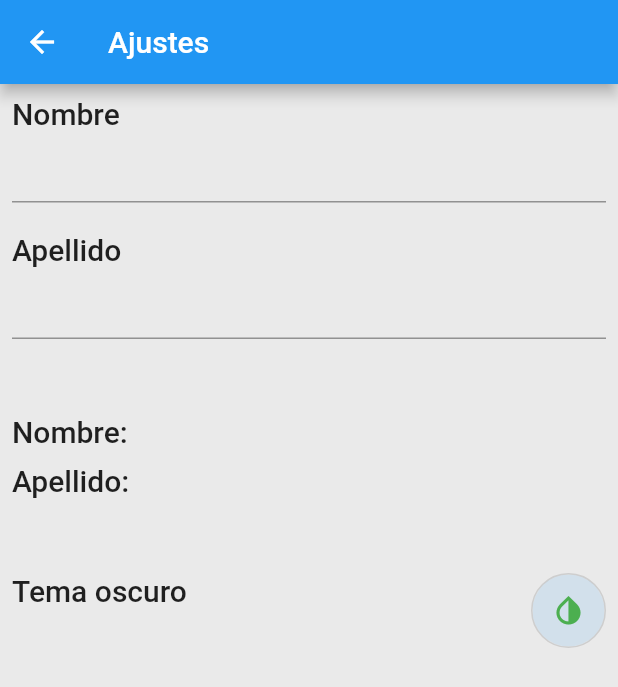
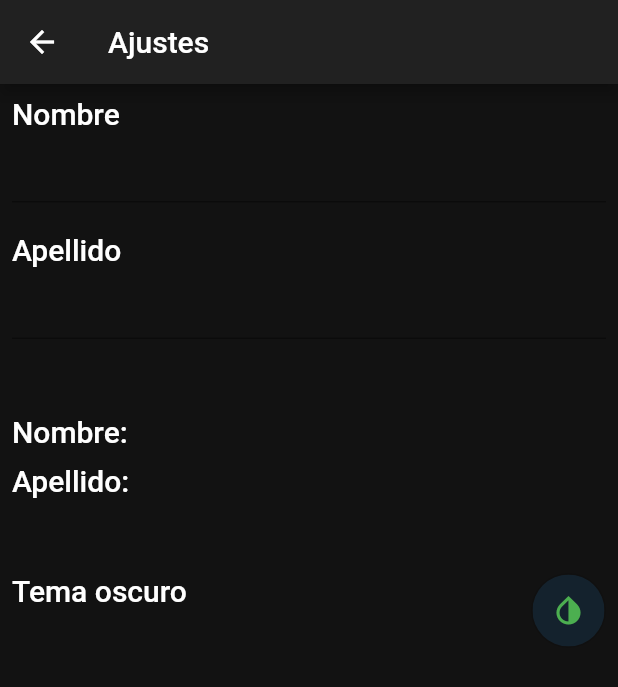
Before and after one commit to armandherz/02-kata-state-managment-getx, a Flutter app: the SettingsPage screen opened directly, after a tap on the "invert colors on" icon, on a phone screen of 412 x 824 dp. Shown: the top 687 px of the screen. Run offline on Flutter 3.47's test engine with Material 2 defaults, Android fonts, the phone set to English and light mode, and no system bars; our stand-ins replace get.

Commit message:
Using getx state managment

```diff
--- a/lib/src/stateControllers/settings_getx.dart
+++ b/lib/src/stateControllers/settings_getx.dart
@@ -1,3 +1,16 @@
+import 'package:get/get.dart';
 import 'package:get/get_state_manager/src/simple/get_controllers.dart';
 
-class SettingsGetx extends GetxController {}
+class SettingsGetx extends GetxController {
+  RxString _name = "".obs;
+  RxString _lastName = "".obs;
+  RxBool _changeTheme = false.obs;
+
+  String get name => _name.value;
+  String get lastName => _lastName.value;
+  bool get theme => _changeTheme.value;
+
+  set setName(String d) => _name.value = d;
+  set setLastName(String d) => _lastName.value = d;
+  set setTheme(bool d) => _changeTheme.value = d;
+}
--- a/lib/src/themes/my_themes.dart
+++ b/lib/src/themes/my_themes.dart
@@ -5,8 +5,10 @@ class MyThemes {
         appBarTheme: AppBarTheme(color: Color(0xff212121)),
         cardColor: Color(0xff424242),
         backgroundColor: Color(0xff121212),
+        textTheme: TextTheme(headline6: TextStyle(color: Colors.white)),
       );
   ThemeData light() => ThemeData(
         backgroundColor: Color(0xffeaeaea),
+        textTheme: TextTheme(headline6: TextStyle(color: Colors.black)),
       );
 }
--- a/lib/ui/pages/settings_page.dart
+++ b/lib/ui/pages/settings_page.dart
@@ -1,8 +1,10 @@
 import 'package:flutter/material.dart';
 import 'package:get/get.dart';
+import 'package:state_managment_getx_practice/src/stateControllers/settings_getx.dart';
 import 'package:state_managment_getx_practice/src/themes/my_themes.dart';
 
 class SettingsPage extends StatelessWidget {
+  final settinsCtrl = Get.put(SettingsGetx(), permanent: true);
   @override
   Widget build(BuildContext context) {
     return Scaffold(
@@ -25,7 +27,11 @@ class SettingsPage extends StatelessWidget {
                         "Nombre",
                         style: Theme.of(context).textTheme.headline6,
                       ),
-                      TextField(),
+                      TextField(
+                        onChanged: (t) {
+                          settinsCtrl.setName = t;
+                        },
+                      ),
                     ],
                   ),
                   SizedBox(
@@ -38,7 +44,11 @@ class SettingsPage extends StatelessWidget {
                         "Apellido",
                         style: Theme.of(context).textTheme.headline6,
                       ),
-                      TextField(),
+                      TextField(
+                        onSubmitted: (t) {
+                          settinsCtrl.setLastName = t;
+                        },
+                      ),
                     ],
                   ),
                   SizedBox(
@@ -49,9 +59,11 @@ class SettingsPage extends StatelessWidget {
                     child: Column(
                       crossAxisAlignment: CrossAxisAlignment.start,
                       children: [
-                        Text(
-                          "Nombre: ",
-                          style: Theme.of(context).textTheme.headline6,
+                        Obx(
+                          () => Text(
+                            "Nombre: ${settinsCtrl.name}",
+                            style: Theme.of(context).textTheme.headline6,
+                          ),
                         ),
                       ],
                     ),
@@ -64,10 +76,12 @@ class SettingsPage extends StatelessWidget {
                     child: Column(
                       crossAxisAlignment: CrossAxisAlignment.start,
                       children: [
-                        Text(
-                          "Apellido: ",
-                          style: Theme.of(context).textTheme.headline6,
-                        ),
+                        Obx(
+                          () => Text(
+                            "Apellido: ${settinsCtrl.lastName}",
+                            style: Theme.of(context).textTheme.headline6,
+                          ),
+                        )
                       ],
                     ),
                   ),
@@ -91,7 +105,10 @@ class SettingsPage extends StatelessWidget {
                           ],
                           isSelected: [true],
                           onPressed: (index) {
-                            Get.changeTheme(MyThemes().light());
+                            settinsCtrl.setTheme = !settinsCtrl.theme;
+                            Get.changeThemeMode(settinsCtrl.theme
+                                ? ThemeMode.dark
+                                : ThemeMode.light);
                           },
                           selectedColor: Colors.green,
                           color: Colors.red,
```
Also changed, not shown: lib/src/stateControllers/users_getx.dart (+38 -1 lines), lib/ui/pages/users_page.dart (+49 -9 lines), 1 other file.
